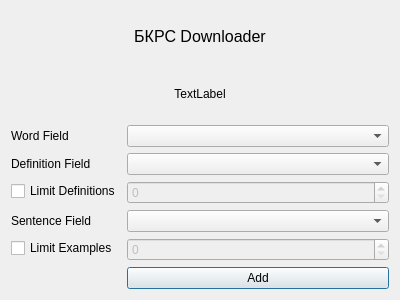
abdnh/bkrs-downloader, file designer/form.ui: the form before one commit.
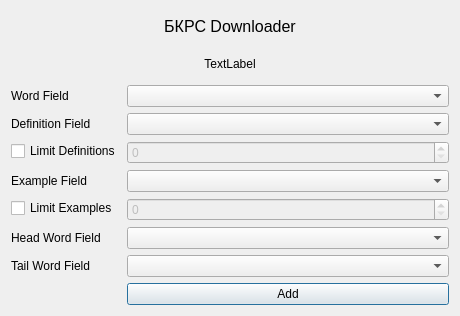
The form after the commit.

```diff
--- a/designer/form.ui
+++ b/designer/form.ui
@@ -6,8 +6,8 @@
    <rect>
     <x>0</x>
     <y>0</y>
-    <width>400</width>
-    <height>300</height>
+    <width>460</width>
+    <height>316</height>
    </rect>
   </property>
   <property name="windowTitle">
@@ -78,7 +78,7 @@
      <item row="4" column="0">
       <widget class="QLabel" name="label_3">
        <property name="text">
-        <string>Sentence Field</string>
+        <string>Example Field</string>
        </property>
       </widget>
      </item>
@@ -92,7 +92,7 @@
        </property>
       </widget>
      </item>
-     <item row="7" column="1">
+     <item row="8" column="1">
       <widget class="QPushButton" name="addButton">
        <property name="text">
         <string>Add</string>
@@ -106,6 +106,26 @@
        </property>
       </widget>
      </item>
+     <item row="6" column="0">
+      <widget class="QLabel" name="label_4">
+       <property name="text">
+        <string>Head Word Field</string>
+       </property>
+      </widget>
+     </item>
+     <item row="6" column="1">
+      <widget class="QComboBox" name="headWordFieldComboBox"/>
+     </item>
+     <item row="7" column="1">
+      <widget class="QComboBox" name="tailWordFieldComboBox"/>
+     </item>
+     <item row="7" column="0">
+      <widget class="QLabel" name="label_5">
+       <property name="text">
+        <string>Tail Word Field</string>
+       </property>
+      </widget>
+     </item>
     </layout>
    </item>
   </layout>
```
Left out of the diff: 4 changed lines with no effect on the pictures.
